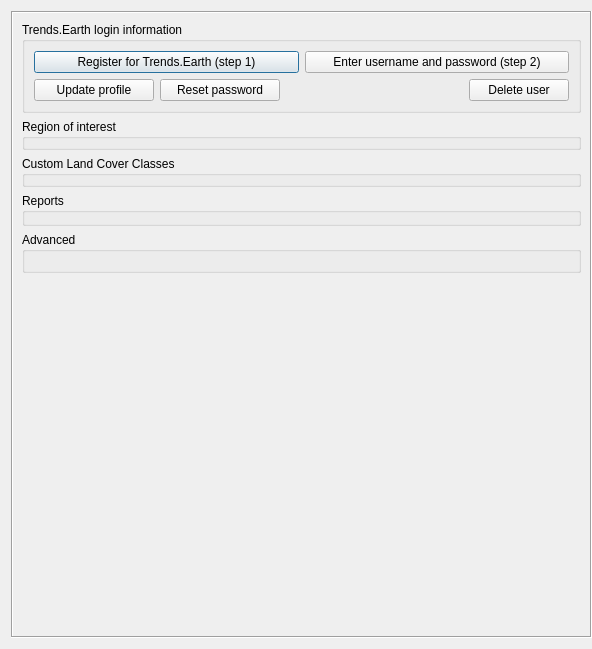
Qt form LDMP/gui/DlgSettings.ui (ConservationInternational/trends.earth) before a commit.
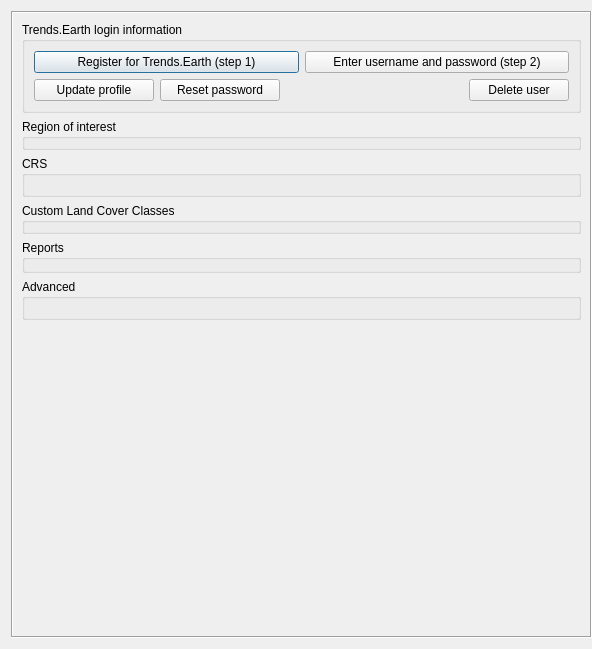
The same form after that commit. Custom widgets are drawn as their Qt base class.

Commit message: Incorporate option for specifying dataset CRS in settings.

Patch:
```diff
--- a/LDMP/gui/DlgSettings.ui
+++ b/LDMP/gui/DlgSettings.ui
@@ -182,6 +182,20 @@
          </property>
         </widget>
        </item>
+       <item>
+        <widget class="QgsCollapsibleGroupBox" name="groupbox_crs">
+         <property name="minimumSize">
+          <size>
+           <width>0</width>
+           <height>0</height>
+          </size>
+         </property>
+         <property name="title">
+          <string>CRS</string>
+         </property>
+         <layout class="QVBoxLayout" name="crs_layout"/>
+        </widget>
+       </item>
        <item>
         <widget class="QgsCollapsibleGroupBox" name="groupbox_lc_config">
          <property name="minimumSize">
```
The commit also changes 2 other files.
